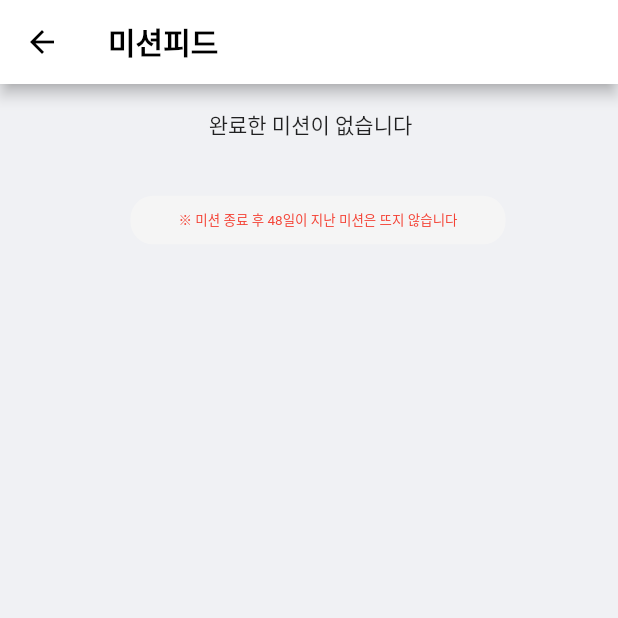
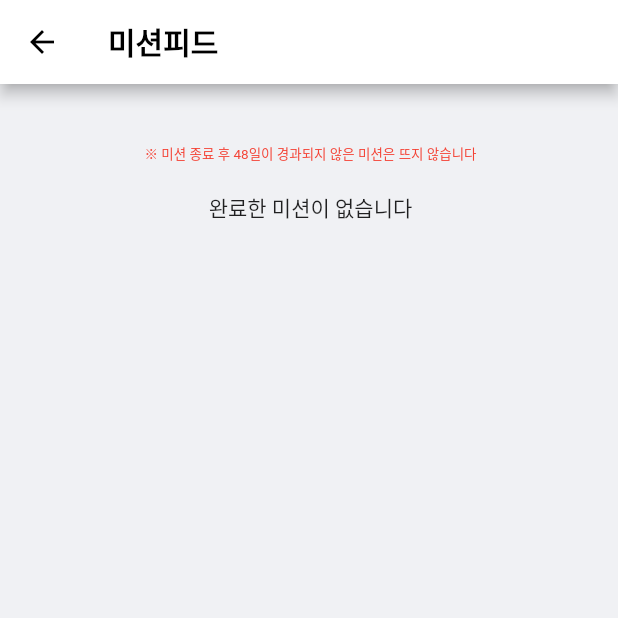
Before and after one commit to JeonHaewon/Daycus, a Flutter app: the MissionFeed screen opened directly, on a phone screen of 412 x 824 dp, the top half of it. Run offline on Flutter 3.47's test engine with Material 2 defaults, Android fonts, the phone set to English and light mode, and no system bars; our stand-ins replace audioplayers, connectivity, device_info_plus, file_picker, flutter_datetime_picker, flutter_local_notifications and 16 more; missing offline and left inert: admob_flutter, audioplayers_web, connectivity_for_web, flutter_email_sender, flutter_secure_storage_web, image_picker_for_web and 7 more; accounts and stored records are empty; network calls fail; Roboto replaces fonts that are missing (korean); project files that could hold a hidden picture were left out.

Commit message:
haim 04.11 peed finish

```diff
--- a/lib/backend/UserDatabase.dart
+++ b/lib/backend/UserDatabase.dart
@@ -6,6 +6,7 @@ import 'package:flutter/material.dart';
 // var : 한번 자료형이 결정되면 바뀌지 않으나, 처음에는 어떤 자료형이든 넣을 수 있다
 var user_data = null;
 var all_missions = null;
+var past_missions = null;
 int missions_cnt = 0;
 var minused_reward;
 // 카테고리 바꿀 때는 아주 주의가 필요함.
--- a/lib/backend/admin/AdminPage.dart
+++ b/lib/backend/admin/AdminPage.dart
@@ -261,7 +261,7 @@ class _AdminScreenState extends State<AdminScreen> {
           var resMission = jsonDecode(update_res.body);
           // print(resMission);
           if (resMission['success'] == true) {
-            Fluttertoast.showToast(msg: "done으로 옮겨짐 !");
+            Fluttertoast.showToast(msg: "done으로 변경됨 !");
 
           } else {
             print("에러발생");
@@ -609,7 +609,8 @@ class _AdminScreenState extends State<AdminScreen> {
                 },
               ),
 
-              Text("끝난지 2주가 지난 미션을 past_missions로 옮깁니다. past_missions에 옮겨진 미션들만 피드에서 확인할 수 있습니다. (1.0.4 + 33 버전) "),
+              // 23.04.08 오류 수정 완료 - 하임
+              Text("오류가 발생할 경우, pass_mission과 missions 데이터베이스의 구조 차이일 가능성이 높습니다. missions 데이터베이스 백업 후 테스트 요함. / 끝난지 2주가 지난 미션을 past_missions로 옮깁니다. past_missions에 옮겨진 미션들만 피드에서 확인할 수 있습니다."),
 
 
               AdminTitle(title:"원격 데이터베이스 수정 - 기능 내 구현 완료"),
--- a/lib/screen/myPage/feed/MissionFeed.dart
+++ b/lib/screen/myPage/feed/MissionFeed.dart
@@ -1,3 +1,4 @@
+import 'package:daycus/backend/UpdateRequest.dart';
 import 'package:daycus/backend/UserDatabase.dart';
 import 'package:daycus/widget/feedpage/feedButton.dart';
 import 'package:flutter/material.dart';
@@ -7,10 +8,32 @@ import 'package:daycus/widget/missionfeedbutton.dart';
 
 
 
-class MissionFeed extends StatelessWidget {
+class MissionFeed extends StatefulWidget {
   const MissionFeed({Key? key}) : super(key: key);
 
   @override
+  State<MissionFeed> createState() => _MissionFeedState();
+}
+
+class _MissionFeedState extends State<MissionFeed> {
+  @override
+
+  void initState() {
+    super.initState();
+    WidgetsBinding.instance.addPostFrameCallback((_){
+      importPastMission();
+    });
+
+  }
+
+  // 28이 지난 미션을 불러옴.
+  importPastMission() async {
+    past_missions = await select_request(
+        "SELECT mission_id, title, start_date, end_date, thumbnail FROM DayCus.past_missions",
+        null, false);
+    print("past_missions : $past_missions");
+  }
+
   Widget build(BuildContext context) {
 
     int doneMissionCnt = done_mission==null ? 0 : done_mission.length;
@@ -35,6 +58,23 @@ class MissionFeed extends StatelessWidget {
           body: SingleChildScrollView(
             child: Column(
               children: [
+
+                Padding(
+                  padding: EdgeInsets.only(left: 10.w,
+                      // bottom: 10.h,
+                      top: 40.h),
+                  child: Container(
+                    // padding: EdgeInsets.only(left: 30.w, ),
+                      width: 250.w,
+                      height: 20.h,
+                      // decoration: BoxDecoration(
+                      //   color: Colors.grey[100],
+                      //   borderRadius: BorderRadius.circular(15),
+                      // ),
+                      child: Align(
+                        alignment: Alignment.center,
+                        child: Text("※ 미션 종료 후 48일이 경과되지 않은 미션은 뜨지 않습니다",
+                            style: TextStyle(fontSize: 9.sp, fontFamily: 'korean',  color: Colors.red) ),)), ),
 
                 // ListView.builder(
                 //   shrinkWrap: true,
@@ -113,8 +153,8 @@ class MissionFeed extends StatelessWidget {
                                         }
 
                                         //int mission_id = int.parse(done_mission[index]['mission_id']);
-                                        // past_missions에서도 불러오기
-                                        int _index = all_missions.indexWhere((all_data) => all_data['mission_id'] == done_mission[index]['mission_id']);
+                                        // past_mission에서도 불러오기 - 수정 요함. (4/8)
+                                        int _index = past_missions.indexWhere((all_data) => all_data['mission_id'] == done_mission[index]['mission_id']);
                                         month = done_mission[index]['mission_start'].substring(0,7);
 
                                         //int mission_index = int.parse(source)
@@ -143,12 +183,12 @@ class MissionFeed extends StatelessWidget {
                                             //   reward: 1200,),
                                             if (_index!=-1)
                                             FeedButton(
-                                                title: "${all_missions[_index]['title']}",
+                                                title: "${past_missions[_index]['title']}",
 
                                                 // duration 안씀
-                                                duration: "${all_missions[_index]['start_date'].substring(5)} ~ ${all_missions[_index]['end_date'].substring(5)}",
-                                                endTime : all_missions[_index]['end_date'].substring(5),
-                                                image: "${all_missions[_index]['thumbnail']}",
+                                                duration: "${past_missions[_index]['start_date'].substring(5)} ~ ${past_missions[_index]['end_date'].substring(5)}",
+                                                endTime : past_missions[_index]['end_date'].substring(5),
+                                                image: "${past_missions[_index]['thumbnail']}",
                                                 percent: double.parse(done_mission[index]['percent']),
                                                 startTime: done_mission[index]['mission_start'].substring(5,10),
                                             ),
@@ -169,20 +209,7 @@ class MissionFeed extends StatelessWidget {
                             ),
 
                             // past_missions와 연계하여 뜨도록 할 예정
-                            Padding(
-                              padding: EdgeInsets.only(left: 10.w, bottom: 10.h, top: 20.h),
-                              child: Container(
-                                  // padding: EdgeInsets.only(left: 30.w, ),
-                                  width: 250.w,
-                                  height: 35.h,
-                                  decoration: BoxDecoration(
-                                    color: Colors.grey[100],
-                                    borderRadius: BorderRadius.circular(15),
-                                  ),
-                                  child: Align(
-                                      alignment: Alignment.center,
-                                    child: Text("※ 미션 종료 후 48일이 지난 미션은 뜨지 않습니다",
-                                        style: TextStyle(fontSize: 9.sp, fontFamily: 'korean',  color: Colors.red) ),)), )
+
 
 
                           ],
```
